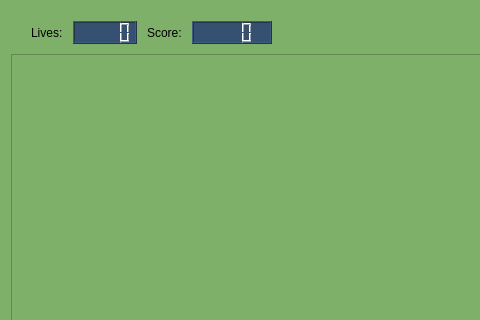
imiskii/VUT-FIT-ICP-Pacman, file src/View/gamepage.ui: the form before one commit; both pictures show x 0 to 480 and y 0 to 320 of the 622 by 667 pixel window.
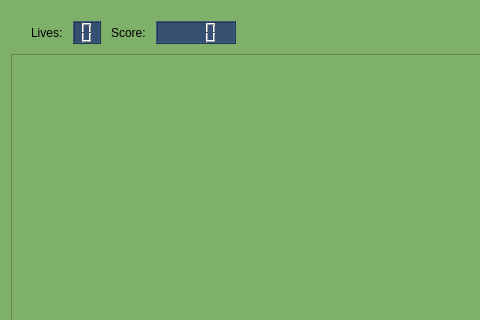
The form after the commit. The open tabs and pages were chosen to show the change.

```diff
--- a/src/View/gamepage.ui
+++ b/src/View/gamepage.ui
@@ -274,6 +274,9 @@
              <property name="styleSheet">
               <string notr="true">background: #355070; color: #FC2F00;</string>
              </property>
+             <property name="digitCount">
+              <number>1</number>
+             </property>
             </widget>
            </item>
            <item>
```
